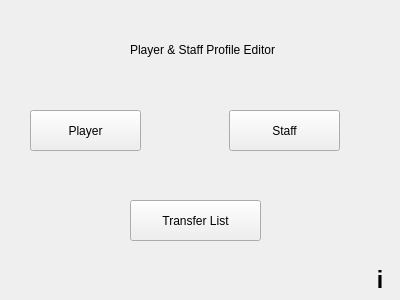
Above: people.ui from TNT57/FootballClubManagementSystem before the change. Below: the same form after it.
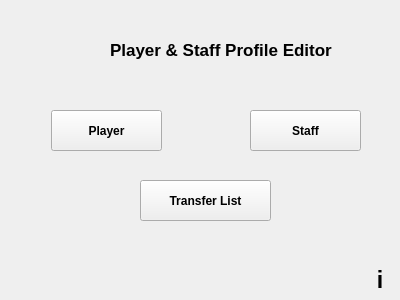
That is the form after the change.

What changed in the file:
```diff
--- a/people.ui
+++ b/people.ui
@@ -16,12 +16,17 @@
   <widget class="QPushButton" name="playerButton">
    <property name="geometry">
     <rect>
-     <x>30</x>
+     <x>51</x>
      <y>110</y>
      <width>111</width>
      <height>41</height>
     </rect>
    </property>
+   <property name="font">
+    <font>
+     <bold>true</bold>
+    </font>
+   </property>
    <property name="text">
     <string>Player</string>
    </property>
@@ -29,12 +34,17 @@
   <widget class="QPushButton" name="staffButton">
    <property name="geometry">
     <rect>
-     <x>229</x>
+     <x>250</x>
      <y>110</y>
      <width>111</width>
      <height>41</height>
     </rect>
    </property>
+   <property name="font">
+    <font>
+     <bold>true</bold>
+    </font>
+   </property>
    <property name="text">
     <string>Staff</string>
    </property>
@@ -42,12 +52,17 @@
   <widget class="QPushButton" name="transferListButton">
    <property name="geometry">
     <rect>
-     <x>130</x>
-     <y>200</y>
+     <x>140</x>
+     <y>180</y>
      <width>131</width>
      <height>41</height>
     </rect>
    </property>
+   <property name="font">
+    <font>
+     <bold>true</bold>
+    </font>
+   </property>
    <property name="text">
     <string>Transfer List</string>
    </property>
@@ -55,12 +70,18 @@
   <widget class="QLabel" name="label">
    <property name="geometry">
     <rect>
-     <x>130</x>
+     <x>110</x>
      <y>40</y>
-     <width>161</width>
+     <width>291</width>
      <height>20</height>
     </rect>
    </property>
+   <property name="font">
+    <font>
+     <pointsize>13</pointsize>
+     <bold>true</bold>
+    </font>
+   </property>
    <property name="text">
     <string>Player &amp; Staff Profile Editor</string>
    </property>
```
